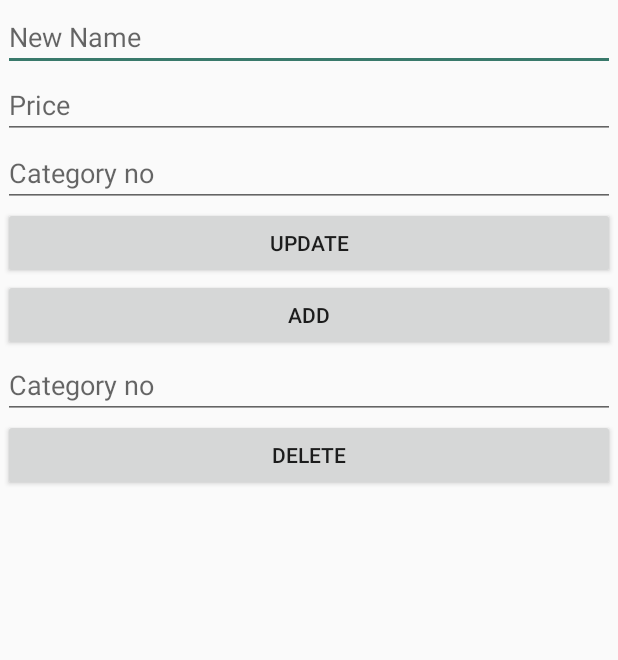
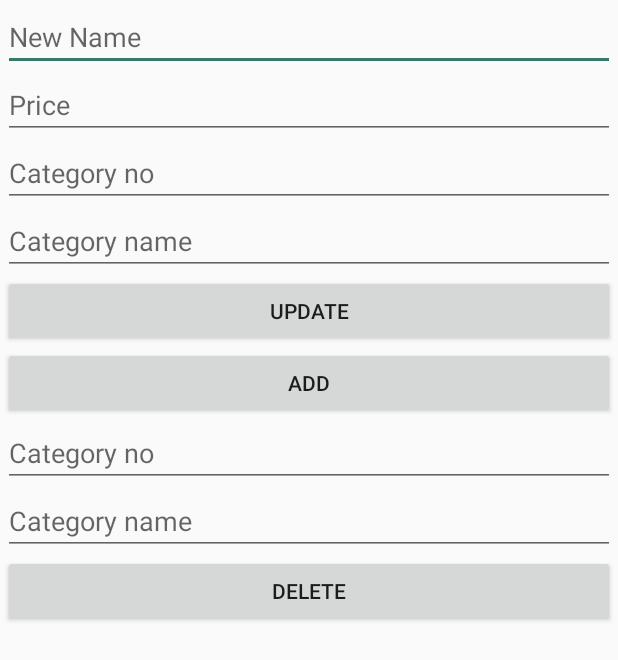
Before and after one commit to Abdul-Moeid/c6h6, an Android app: the Modify screen opened directly, with no data from a screen before it, on a phone screen of 412 x 824 dp. Shown: the top 660 px of the screen. Run offline under Robolectric (Android 15) with nearby library versions, the phone set to English and light mode, and no system bars; our stand-ins replace Firebase (no records; nobody signed in at launch, a user with empty details on screens opened directly).

Commit message:
baler bal

```diff
--- a/app/src/main/java/com/example/foodapp/Modify.java
+++ b/app/src/main/java/com/example/foodapp/Modify.java
@@ -13,7 +13,7 @@ import com.google.firebase.database.DatabaseReference;
 import com.google.firebase.database.FirebaseDatabase;
 
 public class Modify extends AppCompatActivity {
-    TextView name, price, category,dcat;
+    TextView name, price, category,dcat,category_name,dcatnm;
     Button add, update, delete;
     @Override
     protected void onCreate(Bundle savedInstanceState) {
@@ -22,6 +22,8 @@ public class Modify extends AppCompatActivity {
         name = this.<TextView>findViewById(R.id.editText1);
         price = this.<TextView>findViewById(R.id.editText2);
         category = this.<TextView>findViewById(R.id.editText3);
+        category_name= this.<TextView>findViewById(R.id.editText6);
+        dcatnm = this.<TextView>findViewById(R.id.editText);
         dcat = this.<TextView>findViewById(R.id.editText4);
         add = this.<Button>findViewById(R.id.button2);
         update = this.<Button>findViewById(R.id.button1);
@@ -31,6 +33,7 @@ public class Modify extends AppCompatActivity {
         add.setOnClickListener(new View.OnClickListener() {
             @Override
             public void onClick(View v) {
+                final DatabaseReference table_cat = database.getReference(category_name.getText().toString());
                 food  item = new food(name.getText().toString(),price.getText().toString());
                 table_cat.child(category.getText().toString()).setValue(item);
                 Toast.makeText(Modify.this, "Item is added successfully!", Toast.LENGTH_SHORT).show();
@@ -40,6 +43,7 @@ public class Modify extends AppCompatActivity {
         update.setOnClickListener(new View.OnClickListener() {
             @Override
             public void onClick(View v) {
+                final DatabaseReference table_cat = database.getReference(category_name.getText().toString());
                 food  item = new food(name.getText().toString(),price.getText().toString());
                 table_cat.child(category.getText().toString()).setValue(item);
                 Toast.makeText(Modify.this, "Item is updated successfully!", Toast.LENGTH_SHORT).show();
@@ -50,6 +54,7 @@ public class Modify extends AppCompatActivity {
         delete.setOnClickListener(new View.OnClickListener() {
             @Override
             public void onClick(View v) {
+                final DatabaseReference table_cat = database.getReference(dcatnm.getText().toString());
                 table_cat.child(dcat.getText().toString()).removeValue();
                 Toast.makeText(Modify.this, "Item is deleted successfully!", Toast.LENGTH_SHORT).show();
                 finish();
--- a/app/src/main/res/layout/activity_modify.xml
+++ b/app/src/main/res/layout/activity_modify.xml
@@ -27,6 +27,14 @@
         android:hint="Category no"
         android:inputType="textPersonName" />
 
+    <EditText
+        android:id="@+id/editText6"
+        android:layout_width="match_parent"
+        android:layout_height="wrap_content"
+        android:ems="10"
+        android:inputType="textPersonName"
+        android:hint="Category name" />
+
     <Button
         android:id="@+id/button1"
         android:layout_width="match_parent"
@@ -47,6 +55,14 @@
         android:inputType="textPersonName"
         android:hint="Category no" />
 
+    <EditText
+        android:id="@+id/editText"
+        android:layout_width="match_parent"
+        android:layout_height="wrap_content"
+        android:ems="10"
+        android:inputType="textPersonName"
+        android:hint="Category name" />
+
     <Button
         android:id="@+id/button3"
         android:layout_width="match_parent"
```
